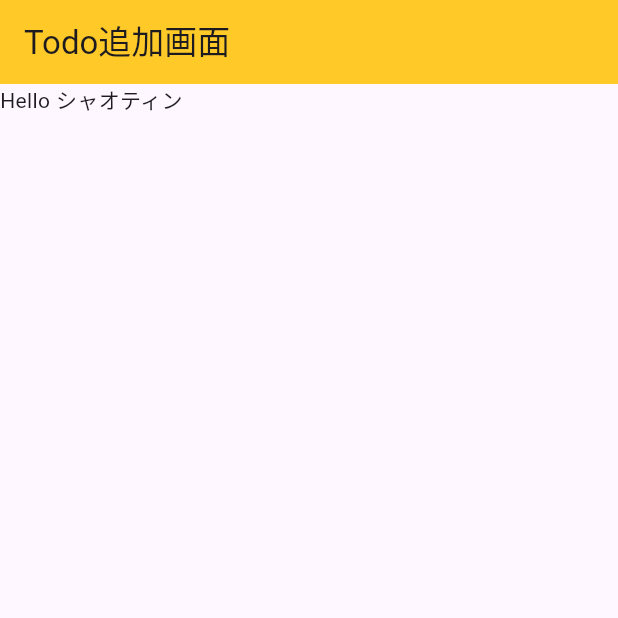
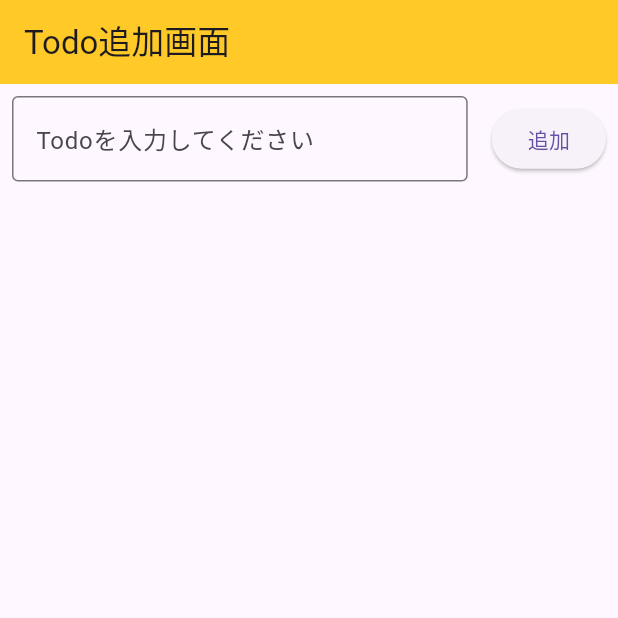
Before and after one commit to MassuGit/TodoRiverpod, a Flutter app: the AddTodoPage screen opened by its route, on a phone screen of 412 x 824 dp, the top half of it. Run offline on Flutter 3.47's test engine with Material 3 defaults, Android fonts, the phone set to English and light mode, and no system bars; our stand-ins replace go_router, hooks_riverpod.

Commit message:
feat: added TextFormField UI

```diff
--- a/lib/add_todo_page.dart
+++ b/lib/add_todo_page.dart
@@ -10,7 +10,28 @@ class AddTodoPage extends ConsumerWidget {
       appBar: AppBar(
         title: const Text('Todo追加画面'),
       ),
-      body: const Text('Hello シャオティン'),
+      body: Row(
+        children: [
+          Expanded(
+            child: Padding(
+              padding: const EdgeInsets.all(8.0),
+              child: TextFormField(
+                decoration: const InputDecoration(
+                  hintText: 'Todoを入力してください',
+                  border: OutlineInputBorder(),
+                ),
+              ),
+            ),
+          ),
+          Padding(
+            padding: const EdgeInsets.all(8.0),
+            child: ElevatedButton(
+              onPressed: () {},
+              child: const Text('追加'),
+            ),
+          ),
+        ],
+      ),
     );
   }
 }
```
